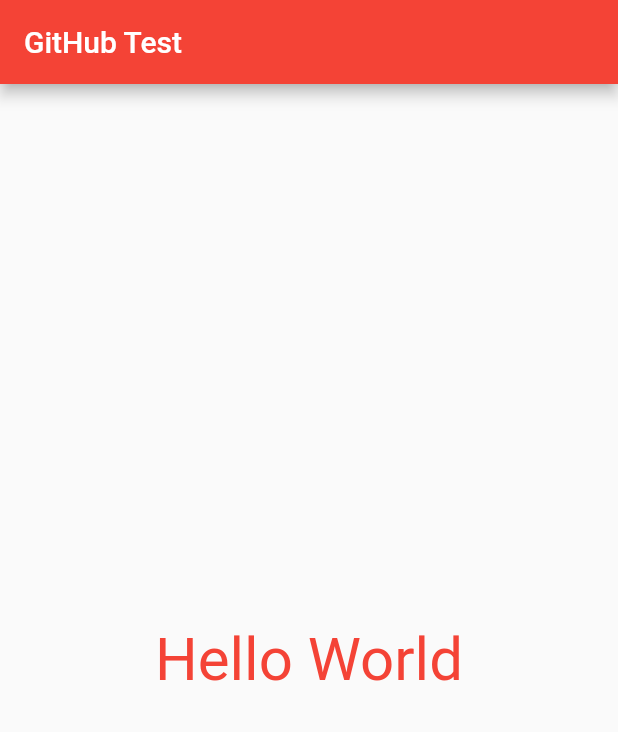
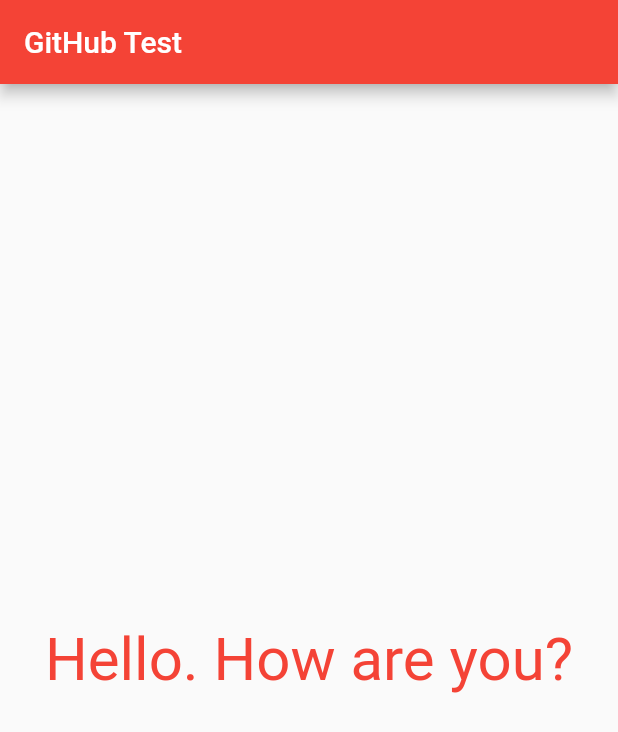
Before and after one commit to jami000/testgithub, a Flutter app: the screen it shows after launch, on a phone screen of 412 x 824 dp. Shown: the top 732 px of the screen. Run offline on Flutter 3.47's test engine with Material 2 defaults, Android fonts, the phone set to English and light mode, and no system bars.

Commit message:
main commit

```diff
--- a/gittestdemo/lib/main.dart
+++ b/gittestdemo/lib/main.dart
@@ -39,7 +39,7 @@ class _MyHomePageState extends State<MyHomePage> {
           mainAxisAlignment: MainAxisAlignment.center,
           children: <Widget>[
             Text(
-              'Hello World',
+              'Hello. How are you?',
               style: TextStyle(fontSize: 40, color: Colors.red),
             ),
           ],
```
